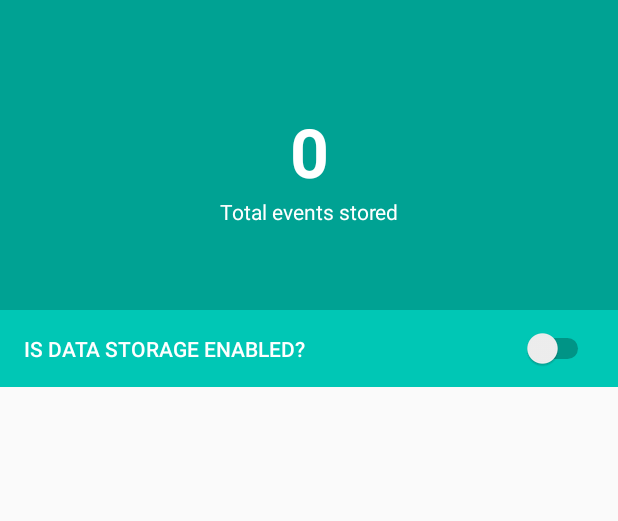
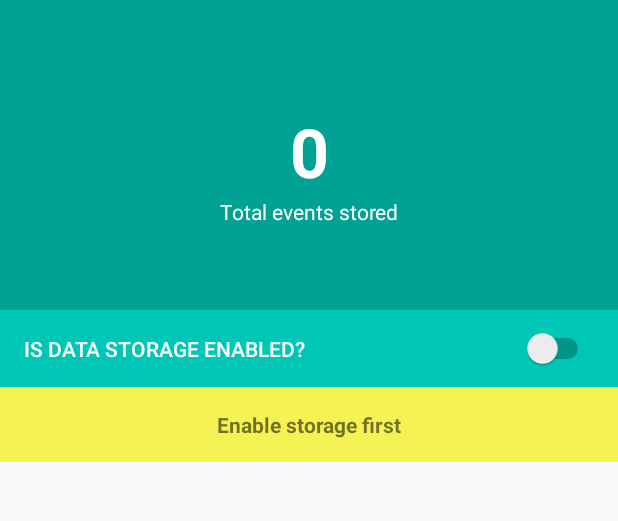
Before and after one commit to ivarprudnikov/android_sensors, an Android app: the screen it shows after launch (MainActivity), on a phone screen of 412 x 824 dp, the part 62-583 px from its top. Run offline under Robolectric (Android 15) with nearby library versions, the phone set to English and light mode, and no system bars.

Commit message:
additional info messages, different selected sensor background

```diff
--- a/app/src/main/java/com/ivarprudnikov/sensors/MainActivity.java
+++ b/app/src/main/java/com/ivarprudnikov/sensors/MainActivity.java
@@ -21,7 +21,7 @@ import com.ivarprudnikov.sensors.config.Preferences;
 
 import java.util.List;
 
-public class MainActivity extends AppCompatActivity {
+public class MainActivity extends AppCompatActivity implements SharedPreferences.OnSharedPreferenceChangeListener {
 
     private ListView mHomeSensorListView;
     private View mHomeSensorListHeaderView;
@@ -29,9 +29,11 @@ public class MainActivity extends AppCompatActivity {
     private List<Sensor> mSensorList;
     private SensorAdapter mSensorAdapter;
     private TextView mDataCountText;
+    private TextView mStatusText;
     private StoredSensorEventsCounter.OnQueryResponseListener countListener;
     private CompoundButton isDataStorageEnabledSwitch;
     private Toolbar mToolbar;
+    private SharedPreferences mSharedPreferences;
 
     @Override
     protected void onCreate(Bundle savedInstanceState) {
@@ -43,6 +45,9 @@ public class MainActivity extends AppCompatActivity {
 
         mToolbar = (Toolbar)findViewById(R.id.toolbar);
         setSupportActionBar(mToolbar);
+
+        // set shared prefs to register listeners later
+        mSharedPreferences = App.getPrefs();
 
         // Set the SensorManager
         mSensorManager = (SensorManager) getSystemService(SENSOR_SERVICE);
@@ -64,6 +69,9 @@ public class MainActivity extends AppCompatActivity {
         mSensorAdapter = new SensorAdapter(this, mSensorList);
         mHomeSensorListView.setAdapter(mSensorAdapter);
 
+        // get reference to status
+        mStatusText = (TextView)mHomeSensorListHeaderView.findViewById(R.id.status);
+
         // Initiate data counter
         mDataCountText = (TextView)mHomeSensorListHeaderView.findViewById(R.id.dataCount);
         mDataCountText.setText("...");
@@ -71,6 +79,7 @@ public class MainActivity extends AppCompatActivity {
             @Override
             public void OnQueryResponseFinished(String resp) {
                 mDataCountText.setText(resp);
+                syncStatus();
             }
         };
 
@@ -88,13 +97,11 @@ public class MainActivity extends AppCompatActivity {
         boolean switchValue = Preferences.isDataStorageEnabled();
         isDataStorageEnabledSwitch = (CompoundButton)findViewById(R.id.isDataStorageEnabled);
         isDataStorageEnabledSwitch.setChecked(switchValue);
-        // TODO: listen to prefs to update switch value in case they change in bg
         isDataStorageEnabledSwitch.setOnCheckedChangeListener(new CompoundButton.OnCheckedChangeListener() {
             public void onCheckedChanged(CompoundButton buttonView, boolean isChecked) {
                 SharedPreferences.Editor editor = App.getPrefs().edit();
                 editor.putBoolean(Constants.PREFS_IS_SENSOR_LOG_ENABLED, isChecked);
                 editor.commit();
-                mSensorAdapter.notifyDataSetChanged();
             }
         });
 
@@ -108,6 +115,14 @@ public class MainActivity extends AppCompatActivity {
     protected void onResume() {
         super.onResume();
         mSensorAdapter.notifyDataSetChanged();
+        syncStatus();
+        mSharedPreferences.registerOnSharedPreferenceChangeListener(this);
+    }
+
+    @Override
+    public void onPause() {
+        super.onPause();
+        mSharedPreferences.unregisterOnSharedPreferenceChangeListener(this);
     }
 
     @Override
@@ -130,4 +145,26 @@ public class MainActivity extends AppCompatActivity {
                 return super.onOptionsItemSelected(item);
         }
     }
+
+    public void syncStatus(){
+        String eventsCount = mDataCountText.getText().toString();
+        if(!Preferences.isDataStorageEnabled() && eventsCount.equals("0")){
+            mStatusText.setText("Enable storage first");
+            mStatusText.setVisibility(View.VISIBLE);
+        } else if(Preferences.isDataStorageEnabled() && !Preferences.areAnySensorListenersEnabled()){
+            mStatusText.setText("Now enable sensors");
+            mStatusText.setVisibility(View.VISIBLE);
+        } else {
+            mStatusText.setVisibility(View.GONE);
+            mStatusText.setText("");
+        }
+    }
+
+    @Override
+    public void onSharedPreferenceChanged(SharedPreferences sharedPreferences, String key) {
+        if(Preferences.isRelatedToSensorRegistration(key)){
+            syncStatus();
+            mSensorAdapter.notifyDataSetChanged();
+        }
+    }
 }
--- a/app/src/main/java/com/ivarprudnikov/sensors/config/Preferences.java
+++ b/app/src/main/java/com/ivarprudnikov/sensors/config/Preferences.java
@@ -16,6 +16,10 @@ public class Preferences {
 
     public static boolean isDataStorageEnabled(){
         return App.getPrefs().getBoolean(Constants.PREFS_IS_SENSOR_LOG_ENABLED, false);
+    }
+
+    public static boolean areAnySensorListenersEnabled(){
+        return getEnabledSensorNames().size() > 0;
     }
 
     public static void setDataStorageEnabled(boolean val){
--- a/app/src/main/res/layout/activity_display_sensor_details_header.xml
+++ b/app/src/main/res/layout/activity_display_sensor_details_header.xml
@@ -2,16 +2,16 @@
     android:id="@+id/viewHeader"
     android:layout_width="match_parent"
     android:layout_height="wrap_content"
-    style="@style/Header"
+    style="@style/HeaderLight"
     android:gravity="center_vertical" >
 
-    <TextView xmlns:android="http://schemas.android.com/apk/res/android"
+    <TextView
         android:layout_width="match_parent"
         android:layout_height="wrap_content"
         style="@style/HeaderHero"
         android:id="@+id/dataCount" />
 
-    <TextView xmlns:android="http://schemas.android.com/apk/res/android"
+    <TextView
         android:text="@string/selected_sensor_events_stored"
         android:layout_width="match_parent"
         android:layout_height="wrap_content"
--- a/app/src/main/res/layout/activity_main_header.xml
+++ b/app/src/main/res/layout/activity_main_header.xml
@@ -3,16 +3,17 @@
     android:layout_width="match_parent"
     android:layout_height="wrap_content"
     style="@style/Header"
-    android:gravity="center_vertical" >
+    android:gravity="center_vertical"
+    android:animateLayoutChanges="true" >
 
-    <TextView xmlns:android="http://schemas.android.com/apk/res/android"
+    <TextView
         android:text="1376354"
         android:layout_width="match_parent"
         android:layout_height="wrap_content"
         style="@style/HeaderHero"
         android:id="@+id/dataCount" />
 
-    <TextView xmlns:android="http://schemas.android.com/apk/res/android"
+    <TextView
         android:text="@string/total_events_stored"
         android:layout_width="match_parent"
         android:layout_height="wrap_content"
@@ -20,6 +21,21 @@
         android:id="@+id/dataCountTitle"
         android:layout_below="@+id/dataCount" />
 
-    <include layout="@layout/activity_main_switch" />
+    <include android:id="@+id/mainSwitch"
+        layout="@layout/activity_main_switch" />
+
+    <TextView
+        android:padding="15dp"
+        android:background="@color/info_bg"
+        android:textAlignment="center"
+        android:textStyle="bold"
+        android:text=""
+        android:layout_width="match_parent"
+        android:layout_height="wrap_content"
+        android:id="@+id/status"
+        android:layout_below="@+id/mainSwitch"
+        android:elegantTextHeight="false"
+        android:gravity="center_horizontal"
+        android:visibility="gone" />
 
 </RelativeLayout>
--- a/app/src/main/res/values/color.xml
+++ b/app/src/main/res/values/color.xml
@@ -6,6 +6,8 @@
 
     <color name="action_bg">#DDD</color>
     <color name="action_item_bg">#F4F4F4</color>
+
+    <color name="info_bg">#fff5f353</color>
 
     <!-- Theme -->
     <!-- Positive Actions -->
--- a/app/src/main/res/values/styles.xml
+++ b/app/src/main/res/values/styles.xml
@@ -18,6 +18,11 @@
 
     <style name="Header">
         <item name="android:background">@color/theme_normal</item>
+        <item name="android:paddingTop">@dimen/abc_action_bar_default_height_material</item>
+    </style>
+
+    <style name="HeaderLight">
+        <item name="android:background">@color/theme_light</item>
         <item name="android:paddingTop">@dimen/abc_action_bar_default_height_material</item>
     </style>
 
```
